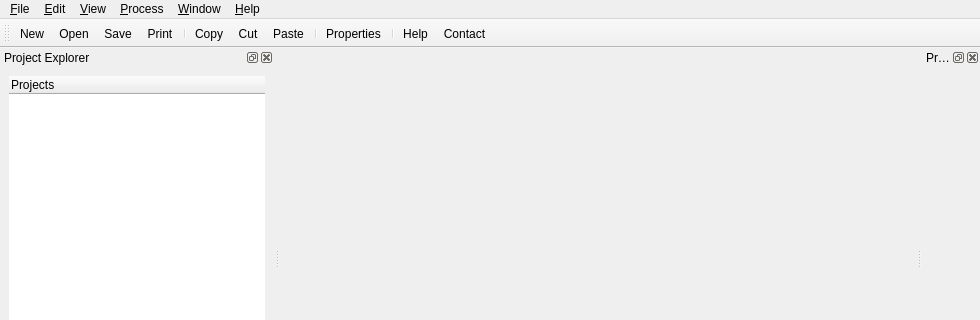
Before: the Qt Designer form src/gui/MDIMainWindow.ui in Liam-Deacon/cleed-gui, drawn with Qt 5; both pictures show x 0 to 980 and y 0 to 320 of the 980 by 800 pixel window.
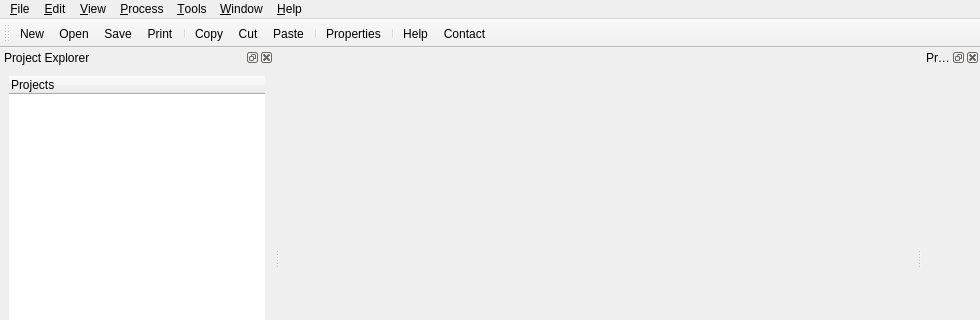
After: the same form once the commit is applied. Icons and pictures are not drawn.

Patch:
```diff
--- a/src/gui/MDIMainWindow.ui
+++ b/src/gui/MDIMainWindow.ui
@@ -199,10 +199,18 @@
     <addaction name="minimiseAction"/>
     <addaction name="separator"/>
    </widget>
+   <widget class="QMenu" name="menu_Tools">
+    <property name="title">
+     <string>&amp;Tools</string>
+    </property>
+    <addaction name="patternAction"/>
+    <addaction name="latticeAction"/>
+   </widget>
    <addaction name="fileMenu"/>
    <addaction name="editMenu"/>
    <addaction name="viewMenu"/>
    <addaction name="processMenu"/>
+   <addaction name="menu_Tools"/>
    <addaction name="windowMenu"/>
    <addaction name="helpMenu"/>
   </widget>
```
Left out of the diff: 99 changed lines with no effect on the pictures.
